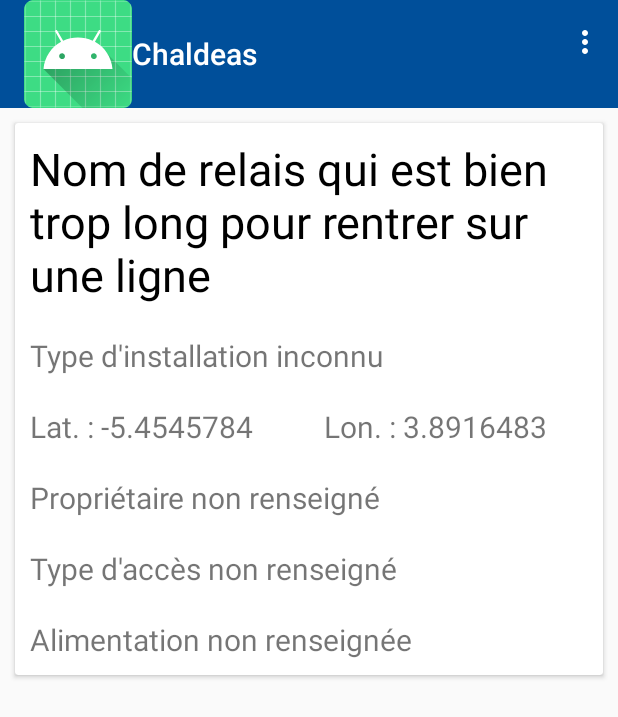
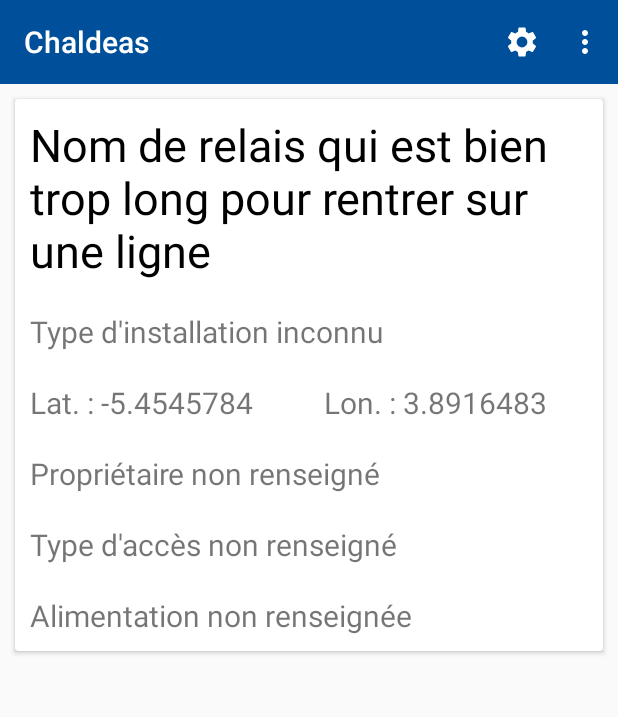
Before and after one commit to Random-nii-chan/chaldeas, an Android app: the screen it shows after launch (MainActivity), after a tap on "Nom de relais qui est bien trop long pou", on a phone screen of 412 x 824 dp. Shown: the top 717 px of the screen. Run offline under Robolectric (Android 15) with nearby library versions, the phone set to English and light mode, and no system bars.

Commit message:
retrait du drawer

```diff
--- a/app/src/main/java/fr/spc/leosoliveres/chaldeas/ui/MainActivity.kt
+++ b/app/src/main/java/fr/spc/leosoliveres/chaldeas/ui/MainActivity.kt
@@ -11,9 +11,8 @@
 		super.onCreate(savedInstanceState)
 		setContentView(R.layout.activity_main)
 		setSupportActionBar(findViewById(R.id.toolbar))
-		supportActionBar?.setDisplayShowHomeEnabled(true)
-		supportActionBar?.setLogo(R.mipmap.ic_launcher)
-		supportActionBar?.setDisplayUseLogoEnabled(true)
+		supportActionBar?.setDisplayShowHomeEnabled(true);
+		supportActionBar?.setHomeButtonEnabled(true)
 	}
 
 	override fun onCreateOptionsMenu(menu: Menu?): Boolean {
--- /dev/null
+++ b/app/src/main/res/drawable/ic_settings_white_24dp.xml
@@ -0,0 +1,5 @@
+<vector android:autoMirrored="true" android:height="24dp"
+    android:viewportHeight="24" android:viewportWidth="24"
+    android:width="24dp" xmlns:android="http://schemas.android.com/apk/res/android">
+    <path android:fillColor="#FFFFFF" android:pathData="M19.1,12.9a2.8,2.8 0,0 0,0.1 -0.9,2.8 2.8,0 0,0 -0.1,-0.9l2.1,-1.6a0.7,0.7 0,0 0,0.1 -0.6L19.4,5.5a0.7,0.7 0,0 0,-0.6 -0.2l-2.4,1a6.5,6.5 0,0 0,-1.6 -0.9l-0.4,-2.6a0.5,0.5 0,0 0,-0.5 -0.4H10.1a0.5,0.5 0,0 0,-0.5 0.4L9.3,5.4a5.6,5.6 0,0 0,-1.7 0.9l-2.4,-1a0.4,0.4 0,0 0,-0.5 0.2l-2,3.4c-0.1,0.2 0,0.4 0.2,0.6l2,1.6a2.8,2.8 0,0 0,-0.1 0.9,2.8 2.8,0 0,0 0.1,0.9L2.8,14.5a0.7,0.7 0,0 0,-0.1 0.6l1.9,3.4a0.7,0.7 0,0 0,0.6 0.2l2.4,-1a6.5,6.5 0,0 0,1.6 0.9l0.4,2.6a0.5,0.5 0,0 0,0.5 0.4h3.8a0.5,0.5 0,0 0,0.5 -0.4l0.3,-2.6a5.6,5.6 0,0 0,1.7 -0.9l2.4,1a0.4,0.4 0,0 0,0.5 -0.2l2,-3.4c0.1,-0.2 0,-0.4 -0.2,-0.6ZM12,15.6A3.6,3.6 0,1 1,15.6 12,3.6 3.6,0 0,1 12,15.6Z"/>
+</vector>
--- a/app/src/main/res/layout/activity_main.xml
+++ b/app/src/main/res/layout/activity_main.xml
@@ -1,8 +1,8 @@
 <?xml version="1.0" encoding="utf-8"?>
-<androidx.drawerlayout.widget.DrawerLayout xmlns:android="http://schemas.android.com/apk/res/android"
+<FrameLayout xmlns:android="http://schemas.android.com/apk/res/android"
     xmlns:app="http://schemas.android.com/apk/res-auto"
     xmlns:tools="http://schemas.android.com/tools"
-    android:id="@+id/drawer_layout"
+    android:id="@+id/frame_layout"
     android:layout_width="match_parent"
     android:layout_height="match_parent"
     android:fitsSystemWindows="true"
@@ -31,4 +31,4 @@
             android:fitsSystemWindows="true" />
     </LinearLayout>
 
-</androidx.drawerlayout.widget.DrawerLayout>
+</FrameLayout>
--- a/app/src/main/res/menu/toolbar.xml
+++ b/app/src/main/res/menu/toolbar.xml
@@ -2,6 +2,11 @@
 <menu xmlns:android="http://schemas.android.com/apk/res/android"
     xmlns:app="http://schemas.android.com/apk/res-auto">
     <item
+        android:id="@+id/settings"
+        android:icon="@drawable/ic_settings_white_24dp"
+        app:showAsAction="ifRoom"
+        android:title="@string/settings" />
+    <item
         android:id="@+id/about_menu_item"
         android:title="@string/about" />
 </menu>
--- a/app/src/main/res/values/strings.xml
+++ b/app/src/main/res/values/strings.xml
@@ -1,8 +1,7 @@
 <resources>
     <string name="app_name">Chaldeas</string>
-    <string name="formatted_longitude">Longitude : %1$s</string>
-    <string name="formatted_latitude">Latitude : %1$s</string>
     <string name="return_button">Retour</string>
     <string name="about">À propos</string>
     <string name="search">Rechercher</string>
+    <string name="settings">Paramètres</string>
 </resources>
```
